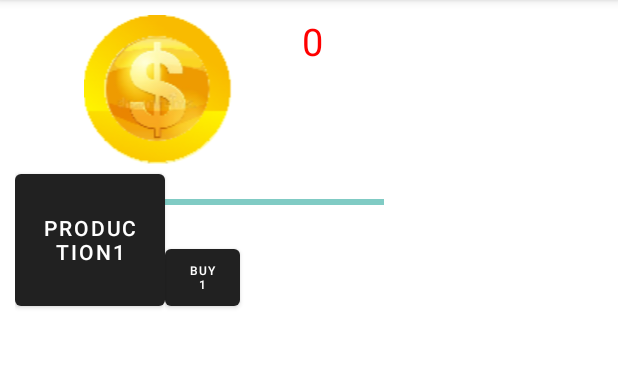
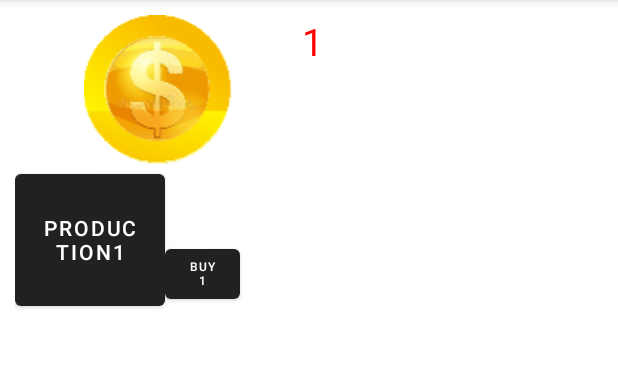
Before and after one commit to Amaroke/AmarokeClicker, an Android app: the screen it shows after launch (MainActivity), after a tap on "PRODUCTION1", on a phone screen of 412 x 824 dp, the part 84-452 px from its top. Run offline under Robolectric (Android 15) with nearby library versions, the phone set to English and light mode, and no system bars.

Commit message:
Modification de la vitesse de production, et de la gestion des éléments graphiques.

```diff
--- a/app/src/main/java/com/example/amarokeclicker/MainActivity.kt
+++ b/app/src/main/java/com/example/amarokeclicker/MainActivity.kt
@@ -1,6 +1,7 @@
 package com.example.amarokeclicker
 
 import android.os.Bundle
+import android.view.View
 import android.widget.Button
 import android.widget.ProgressBar
 import android.widget.TextView
@@ -8,49 +9,43 @@ import androidx.appcompat.app.AppCompatActivity
 
 class MainActivity : AppCompatActivity() {
 
+    private lateinit var progressBar: ProgressBar
+    private lateinit var viewCoins: TextView
+    private lateinit var production1: Button
     private var progressBarStatus = 0
-    private var dummy = 0
     private var coins = 0
 
     override fun onCreate(savedInstanceState: Bundle?) {
         super.onCreate(savedInstanceState)
         setContentView(R.layout.activity_main)
-        // get the references from layout file
-        val btnStartProgress = this.findViewById<Button>(R.id.button_production1)
-        val progressBar = this.findViewById<ProgressBar>(R.id.progressBar_production1)
-        val viewCoins = this.findViewById<TextView>(R.id.textView_coins)
+        progressBar = this.findViewById(R.id.progressBar_production1)
+        viewCoins = this.findViewById(R.id.textView_coins)
+        production1 = this.findViewById(R.id.button_production1)
         viewCoins.text = coins.toString()
+    }
 
-        // when button is clicked, start the task
-        btnStartProgress.setOnClickListener { v ->
+    fun onClickButton1(v: View) {
+        production1.isClickable = false
+        Thread {
 
-            // task is run on a thread
-            Thread {
-                // dummy thread mimicking some operation whose progress can be tracked
             while (progressBarStatus < 100) {
-                    // performing some dummy operation
+
                 try {
-                        dummy += 25
-                        Thread.sleep(1000)
+                    progressBarStatus += 1
+                    Thread.sleep(10)
                 } catch (e: InterruptedException) {
                     e.printStackTrace()
                 }
+                progressBar.progress = progressBarStatus
 
-                    // tracking progress
-                    progressBarStatus = dummy
+            }
 
-                    // Updating the progress bar
+            progressBarStatus = 0
             progressBar.progress = progressBarStatus
-                }
-                progressBar.progress=0
-                progressBarStatus = 0
-                dummy=0
-                coins+=1
+            coins += 1
             viewCoins.text = coins.toString()
-
+            production1.isClickable = true
 
         }.start()
-
     }
 }
-}
--- a/app/src/main/res/layout/activity_main.xml
+++ b/app/src/main/res/layout/activity_main.xml
@@ -74,6 +74,7 @@
                     android:id="@+id/button_production1"
                     android:layout_width="100dp"
                     android:layout_height="100dp"
+                    android:onClick="onClickButton1"
                     android:text="Production1" />
 
                 <LinearLayout
@@ -95,7 +96,7 @@
                         <Button
                             android:id="@+id/button_buy1"
                             android:layout_width="50dp"
-                            android:layout_height="50dp"
+                            android:layout_height="45dp"
                             android:text="Buy1"
                             android:textSize="8sp" />
 
@@ -105,6 +106,7 @@
                             android:layout_height="50dp"
                             android:layout_weight="1"
                             android:text="Coût : " />
+
                         <TextView
                             android:id="@+id/textView_get1"
                             android:layout_width="0dp"
```
Lines whose indentation alone changed are shown as unchanged.
